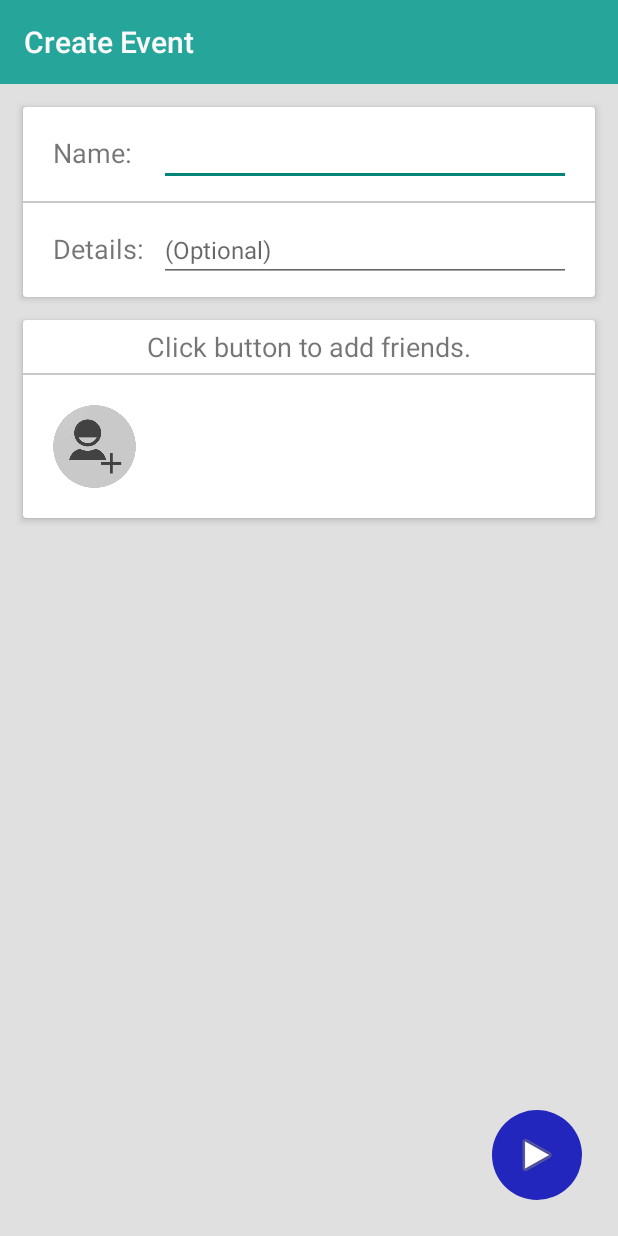
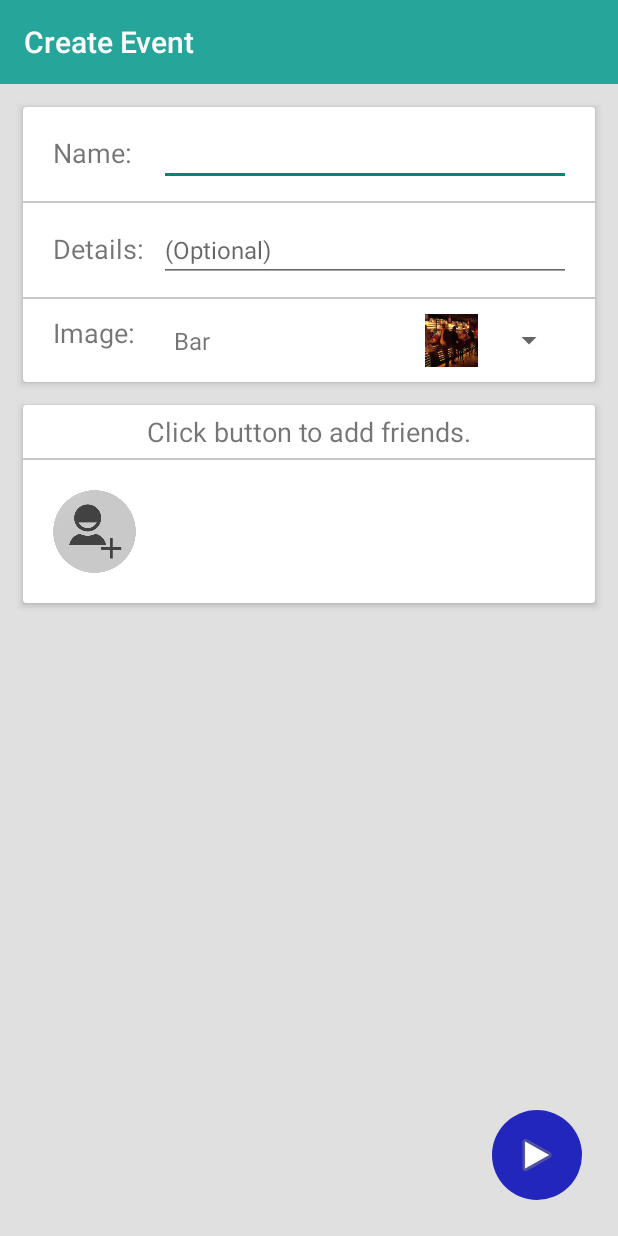
Before and after one commit to austinodell/Planit, an Android app: the AddFriends screen opened directly, with no data from a screen before it, on a phone screen of 412 x 824 dp. Run offline under Robolectric (Android 15) with nearby library versions, the phone set to English and light mode, and no system bars; libraries missing offline, so code that uses them is left out: com.facebook, com.facebook.model, com.nostra13.universalimageloader, com.parse, com.parse.entity; 7 statements that could not run were skipped.

Commit message:
New Feature: Choose Photo or Upload Photo
Photo upload works for photos stored in google plus account right now
only.

```diff
--- a/app/build.gradle
+++ b/app/build.gradle
@@ -29,5 +29,6 @@ dependencies {
     compile fileTree(dir: 'libs', include: 'Parse-1.8.2.jar')
     compile project(':Parse-1.8.2')
     compile files('src/main/libs/universal-image-loader-1.9.3.jar')
+    compile files('src/main/libs/httpcore-4.4.jar')
     compile 'com.google.android.gms:play-services:6.5.87'
 }
--- a/app/src/main/java/edu/villanvoa/together/AddFriends.java
+++ b/app/src/main/java/edu/villanvoa/together/AddFriends.java
@@ -1,11 +1,19 @@
 package edu.villanvoa.together;
 
+import android.app.Activity;
 import android.app.AlertDialog;
+import android.app.ProgressDialog;
 import android.content.Context;
 import android.content.DialogInterface;
 import android.content.Intent;
+import android.content.res.Resources;
+import android.database.Cursor;
 import android.graphics.Bitmap;
 import android.graphics.BitmapFactory;
+import android.graphics.drawable.BitmapDrawable;
+import android.net.Uri;
+import android.os.Environment;
+import android.provider.MediaStore;
 import android.support.v4.app.Fragment;
 import android.support.v4.app.FragmentActivity;
 import android.support.v7.app.ActionBar;
@@ -21,6 +29,8 @@ import android.view.MenuInflater;
 import android.view.MenuItem;
 import android.view.View;
 import android.view.ViewGroup;
+import android.widget.AdapterView;
+import android.widget.ArrayAdapter;
 import android.widget.Button;
 import android.widget.EditText;
 import android.widget.FrameLayout;
@@ -28,6 +38,8 @@ import android.widget.GridView;
 import android.widget.ImageButton;
 import android.widget.ImageView;
 import android.widget.LinearLayout;
+import android.widget.Spinner;
+import android.widget.SpinnerAdapter;
 import android.widget.TextView;
 import android.widget.Toast;
 
@@ -37,13 +49,45 @@ import com.facebook.SessionState;
 import com.facebook.UiLifecycleHelper;
 import com.facebook.model.GraphUser;
 
+import java.io.BufferedInputStream;
+import java.io.ByteArrayOutputStream;
+import java.io.File;
+import java.io.FileInputStream;
+import java.io.FileNotFoundException;
+import java.io.FileOutputStream;
+import java.io.IOException;
+import java.io.InputStream;
+import java.io.OutputStream;
+import java.io.UnsupportedEncodingException;
+import java.net.HttpURLConnection;
+import java.net.MalformedURLException;
+import java.net.ProtocolException;
+import java.net.URI;
+import java.net.URISyntaxException;
+import java.net.URL;
+import java.net.URLDecoder;
 import java.util.ArrayList;
 import java.util.Collection;
 import java.util.List;
+import java.util.zip.Inflater;
 
 import com.nostra13.universalimageloader.core.DisplayImageOptions;
 import com.nostra13.universalimageloader.core.ImageLoader;
 import com.nostra13.universalimageloader.core.ImageLoaderConfiguration;
+import com.parse.entity.mime.MultipartEntity;
+import com.parse.entity.mime.content.ContentBody;
+import com.parse.entity.mime.content.FileBody;
+
+import org.apache.http.HttpEntity;
+import org.apache.http.HttpResponse;
+import org.apache.http.client.HttpClient;
+import org.apache.http.client.methods.HttpPost;
+import org.apache.http.client.methods.HttpPut;
+import org.apache.http.entity.InputStreamEntity;
+import org.apache.http.entity.StringEntity;
+import org.apache.http.impl.client.DefaultHttpClient;
+import org.json.JSONException;
+import org.json.JSONObject;
 
 public class AddFriends extends ToolbarActivity {
 
@@ -60,18 +104,33 @@ public class AddFriends extends ToolbarActivity {
     private EditText event_details;
     private TextView addUserHint;
 
+    private String imgNameOnServer;
+    private int imgResource;
+    private boolean imgLocal = true;
+    private LayoutInflater inflator;
+    private View lastSpinnerItemView;
+    private ImageLib imgLib;
+
     private String hint = "Click button to add friends.";
 
     private Friend hintFriend;
+
+    private Context mContext;
 
     private GridView gridView;
     private View btnView;
     private FriendsGridAdapter friendsGridAdapter;
 
+    private Spinner imageSpinner;
+    private ImageView eventImage;
+
     private SquareImageButton addUserBtn;
 
     private ArrayList<Friend> friendsList;
 
+    private static final int RESULT_LOAD_IMAGE = 2;
+    private static final int REQUEST_CAMERA = 3;
+    private static final int SELECT_FILE = 4;
     private static final int PICK_FRIENDS_ACTIVITY = 1;
     private UiLifecycleHelper lifecycleHelper;
     boolean pickFriendsWhenSessionOpened;
@@ -99,7 +158,9 @@ public class AddFriends extends ToolbarActivity {
 
         ensureOpenSession();
 
-        ImageLib imgLib = new ImageLib(this);
+        mContext = this;
+
+        imgLib = new ImageLib(this);
 
         event_name = (EditText) findViewById(R.id.event_name_et);
         event_details = (EditText) findViewById(R.id.event_details_et);
@@ -134,6 +195,205 @@ public class AddFriends extends ToolbarActivity {
                 nextStep();
             }
         });
+
+        imageSpinner = (Spinner) findViewById(R.id.event_image_spinner);
+
+        inflator = LayoutInflater.from(this);
+
+        //ArrayAdapter<CharSequence> spinnerAdapter = ArrayAdapter.createFromResource(this,R.array.new_event_spinner,android.R.layout.simple_spinner_dropdown_item);
+        final ArrayList<String> spinnerOptions = new ArrayList<String>();
+        spinnerOptions.add("Bar");
+        spinnerOptions.add("Basketball");
+        spinnerOptions.add("Bowl");
+        spinnerOptions.add("Club");
+        spinnerOptions.add("Concert");
+        spinnerOptions.add("Dinner");
+        spinnerOptions.add("Movie");
+        spinnerOptions.add("Picnic");
+        spinnerOptions.add("Roadtrip");
+        spinnerOptions.add("Shop");
+        spinnerOptions.add("Ski");
+        spinnerOptions.add("Smores");
+        ImageSpinnerAdapter spinnerAdapter = new ImageSpinnerAdapter(mContext,spinnerOptions,setupLastItemInSpinnerIfNotSetup());
+        imageSpinner.setAdapter(spinnerAdapter);
+
+        imageSpinner.setOnItemSelectedListener(new AdapterView.OnItemSelectedListener() {
+            @Override
+            public void onItemSelected(AdapterView<?> parent, View view, int position, long id) {
+                if(position == spinnerOptions.size()) {
+                    selectImage();
+                } else {
+                    imgLocal = true;
+                    TextView tv = (TextView) imageSpinner.getSelectedView().findViewById(R.id.spinner_item_tv);
+                    imgResource = imgLib.getResId(tv.getText().toString());
+                }
+            }
+
+            @Override
+            public void onNothingSelected(AdapterView<?> parent) {
+
+            }
+        });
+    }
+
+    // Launches custom photo chooser
+    public void pickPhoto() {
+        Intent i = new Intent(
+                Intent.ACTION_PICK, android.provider.MediaStore.Images.Media.EXTERNAL_CONTENT_URI);
+
+        startActivityForResult(i, RESULT_LOAD_IMAGE);
+    }
+
+    private void selectImage() {
+        final CharSequence[] items = { "Take Photo", "Choose from Library",
+                "Cancel" };
+
+        AlertDialog.Builder builder = new AlertDialog.Builder(this);
+        builder.setTitle("Add Photo!");
+        builder.setItems(items, new DialogInterface.OnClickListener() {
+            @Override
+            public void onClick(DialogInterface dialog, int item) {
+                if (items[item].equals("Take Photo")) {
+                    Intent intent = new Intent(MediaStore.ACTION_IMAGE_CAPTURE);
+                    File f = new File(android.os.Environment
+                            .getExternalStorageDirectory(), "temp.jpg");
+                    intent.putExtra(MediaStore.EXTRA_OUTPUT, Uri.fromFile(f));
+                    startActivityForResult(intent, REQUEST_CAMERA);
+                } else if (items[item].equals("Choose from Library")) {
+                    Intent intent = new Intent(
+                            Intent.ACTION_PICK,
+                            android.provider.MediaStore.Images.Media.EXTERNAL_CONTENT_URI);
+                    intent.setType("image/*");
+                    startActivityForResult(
+                            Intent.createChooser(intent, "Select File"),
+                            SELECT_FILE);
+                } else if (items[item].equals("Cancel")) {
+                    dialog.dismiss();
+                }
+            }
+        });
+        builder.show();
+    }
+
+    public void uploadPhoto(final URI imageUri) throws InterruptedException {
+        Log.i(TAG,"uploadPhoto called");
+
+        Thread upload_http = new Thread() {
+            @Override
+            public void run() {
+                URL url = null;
+                String url_dl_string = "http://planit.austinodell.com/upload_dl.php";
+                String url_ul_string = "http://planit.austinodell.com/upload.php";
+                String location = imageUri.toString();
+                String response_val = null;
+
+                if(location.startsWith("content://com.google.android.apps.photos.content")) {
+                    String dl_url = null;
+                    String dl_url_decoded = null;
+                    try {
+                        dl_url = location.split("/0/")[1];
+                        dl_url_decoded = URLDecoder.decode(dl_url, "UTF-8");
+                    } catch (UnsupportedEncodingException e) {
+                        e.printStackTrace();
+                    }
+                    Log.i(TAG,"Download URL: " + dl_url_decoded);
+
+                    try {
+                        url = new URL(url_dl_string);
+                    } catch (MalformedURLException e) {
+                        e.printStackTrace();
+                    }
+
+                    Log.i(TAG,"Connecting to host " + url.getHost() + " on port " + String.valueOf(url.getPort()));
+                    HttpURLConnection conn = null;
+                    try {
+                        conn = (HttpURLConnection) url.openConnection();
+                    } catch (MalformedURLException e) {
+                        Toast.makeText(getApplicationContext(),"URL is invalid!",Toast.LENGTH_SHORT).show();
+                        e.printStackTrace();
+                    } catch (IOException e) {
+                        e.printStackTrace();
+                    }
+
+                    try {
+                        conn.setRequestMethod("POST");          // note default method is GET
+                    } catch (ProtocolException e) {
+                        e.printStackTrace();
+                    }
+
+                    String params = "user=aodell&url=" + dl_url;
+
+                    conn.setDoOutput(true);                 // required for POST method to upload data
+                    conn.setFixedLengthStreamingMode(params.length());
+
+                    try {
+                        try {
+                            Log.i(TAG,"opening output stream");
+                            OutputStream os = conn.getOutputStream();
+                            os.write(params.getBytes());
+                            os.close();
+                            Log.i(TAG,"opening input stream");
+                            InputStream is = new BufferedInputStream(conn.getInputStream());
+                            byte[] contents = new byte[1024];
+                            int bytesRead = 0;
+                            while ((bytesRead = is.read(contents)) != -1) {
+                                response_val = new String(contents, 0, bytesRead);
+                            }
+                            Log.i(TAG,"Response: " + response_val);
+                            imgNameOnServer = response_val;
+                        } finally {
+                            conn.disconnect();
+                        }
+                    } catch (IOException e) {
+                        e.printStackTrace();
+                    }
+
+                    imgLocal = false;
+                }
+
+                Log.i(TAG,"Uri: " + imageUri.toString());
+
+                /*File file = new File(imageUri.getPath());
+                try {
+                    HttpClient httpclient = new DefaultHttpClient();
+
+                    HttpPost httppost = new HttpPost(url);
+
+                    InputStreamEntity reqEntity = new InputStreamEntity(new FileInputStream(file), -1);
+                    reqEntity.setContentType("binary/octet-stream");
+                    reqEntity.setChunked(true); // Send in multiple parts if needed
+                    httppost.setEntity(reqEntity);
+                    HttpResponse response = httpclient.execute(httppost);
+                    Toast.makeText(mContext,response.toString(),Toast.LENGTH_SHORT).show();
+
+                } catch (Exception e) {
+                    Log.e(TAG,"Error uploading file!");
+                    e.printStackTrace();
+                }*/
+            }
+        };
+
+        upload_http.start();
+        upload_http.join();
+
+        updateLastSpinnerItemImg(imgNameOnServer);
+    }
+
+    private View setupLastItemInSpinnerIfNotSetup() {
+        if(lastSpinnerItemView == null) {
+            lastSpinnerItemView = inflator.inflate(R.layout.choose_image_spinner_item, null);
+            TextView name = (TextView) lastSpinnerItemView.findViewById(R.id.spinner_item_tv);
+            ImageView picture = (ImageView) lastSpinnerItemView.findViewById(R.id.spinner_item_img);
+
+            name.setText("Choose Picture");
+        }
+
+        return lastSpinnerItemView;
+    }
+
+    private void updateLastSpinnerItemImg(String imgUrl) {
+        String url = "http://planit.austinodell.com/img/" + imgUrl;
+        imgLib.imageLoader.displayImage(url, (ImageView) lastSpinnerItemView.findViewById(R.id.spinner_item_img),imgLib.imageOptions);
     }
 
     private void nextStep() {
@@ -141,6 +401,12 @@ public class AddFriends extends ToolbarActivity {
         pickDateIntent.putExtra("EventDetails",event_details.getText());
         pickDateIntent.putExtra("FriendsNames", friendsNames);
         pickDateIntent.putExtra("FriendsIds", friendsIds);
+        pickDateIntent.putExtra("EventImageLocal",imgLocal);
+        if(imgLocal) {
+            pickDateIntent.putExtra("EventImageSrc", imgResource);
+        } else {
+            pickDateIntent.putExtra("EventImageSrc", imgNameOnServer);
+        }
 
         Log.i(TAG,"EventTitle: " + event_name.getText());
         Log.i(TAG,"EventDetails: " + event_details.getText());
@@ -181,10 +447,69 @@ public class AddFriends extends ToolbarActivity {
             case PICK_FRIENDS_ACTIVITY:
                 displaySelectedFriends(resultCode);
                 break;
+            case REQUEST_CAMERA:
+                File f = new File(Environment.getExternalStorageDirectory().toString());
+                for (File temp : f.listFiles()) {
+                    if (temp.getName().equals("temp.jpg")) {
+                        f = temp;
+                        break;
+                    }
+                }
+                break;
+            case SELECT_FILE:
+                Uri selectedImageUri = data.getData();
+                URI selectedImageJavaUri = null;
+                try {
+                    selectedImageJavaUri = new URI(selectedImageUri.toString());
+                    Log.i(TAG,"Created URI from Uri");
+                } catch (URISyntaxException e) {
+                    e.printStackTrace();
+                }
+                try {
+                    uploadPhoto(selectedImageJavaUri);
+                } catch (InterruptedException e) {
+                    e.printStackTrace();
+                }
+                break;
+            case RESULT_LOAD_IMAGE:
+                Log.i(TAG,"RESULT_LOAD_IMAGE started");
+                if (resultCode == RESULT_OK && null != data) {
+                    Log.i(TAG,"RESULT_LOAD_IMAGE if passed");
+                    Uri selectedImage = data.getData();
+                    String[] filePathColumn = {MediaStore.Images.Media.DATA};
+
+                    Cursor cursor = getContentResolver().query(selectedImage,
+                            filePathColumn, null, null, null);
+                    cursor.moveToFirst();
+
+                    //int columnIndex = cursor.getColumnIndex(filePathColumn[0]);
+                    int columnIndex = 0;
+                    String picturePath = cursor.getString(columnIndex);
+
+                    for(int counter = 0; counter < cursor.getColumnCount(); counter++) {
+                        Log.i(TAG,"RESULT_LOAD_IMAGE column="+cursor.getColumnName(counter)+" value="+cursor.getString(counter));
+                    }
+
+                    cursor.close();
+
+                    // String picturePath contains the path of selected Image
+
+                    Log.i(TAG,"RESULT_LOAD_IMAGE path: " + picturePath);
+                    //uploadPhoto(picturePath);
+                }
+                break;
             default:
                 Session.getActiveSession().onActivityResult(this, requestCode, resultCode, data);
                 break;
         }
+    }
+
+    public String getPath(Uri uri, Activity activity) {
+        String[] projection = { MediaStore.MediaColumns.DATA };
+        Cursor cursor = activity.managedQuery(uri, projection, null, null, null);
+        int column_index = cursor.getColumnIndexOrThrow(MediaStore.MediaColumns.DATA);
+        cursor.moveToFirst();
+        return cursor.getString(column_index);
     }
 
     private boolean ensureOpenSession() {
--- a/app/src/main/java/edu/villanvoa/together/ImageLib.java
+++ b/app/src/main/java/edu/villanvoa/together/ImageLib.java
@@ -16,8 +16,11 @@ public class ImageLib {
     static public DisplayImageOptions imageOptions = null;
     static public ImageLoaderConfiguration imageConfig = null;
 
+    private Context mContext;
+
     public ImageLib(Context mContext) {
         setupIfNeeded(mContext);
+        this.mContext = mContext;
     }
 
     public void setupIfNeeded(Context mContext) {
@@ -35,4 +38,10 @@ public class ImageLib {
                     .build();
         }
     }
+
+    public int getResId(String name) {
+        int resid = mContext.getResources().getIdentifier(name.toLowerCase(), "drawable", mContext.getPackageName());
+
+        return resid;
+    }
 }
--- /dev/null
+++ b/app/src/main/java/edu/villanvoa/together/ImageSpinnerAdapter.java
@@ -0,0 +1,76 @@
+package edu.villanvoa.together;
+
+import android.content.Context;
+import android.content.res.Resources;
+import android.view.LayoutInflater;
+import android.view.View;
+import android.view.ViewGroup;
+import android.widget.BaseAdapter;
+import android.widget.ImageView;
+import android.widget.TextView;
+import android.widget.Toast;
+
+import java.util.ArrayList;
+
+/**
+ * Created by aodell on 3/17/15.
+ */
+public class ImageSpinnerAdapter extends BaseAdapter {
+
+    LayoutInflater inflator;
+    ArrayList<String> mList;
+    private Context mContext;
+    private View lastItem;
+
+    public ImageSpinnerAdapter(Context context, ArrayList<String> list,View lastItem)
+    {
+        mContext = context;
+        inflator = LayoutInflater.from(context);
+        mList=list;
+        this.lastItem = lastItem;
+    }
+
+    @Override
+    public int getCount()
+    {
+        return mList.size() + 1;
+    }
+
+    @Override
+    public Object getItem(int position)
+    {
+        return mList.get(position);
+    }
+
+    @Override
+    public long getItemId(int position)
+    {
+        return 0;
+    }
+
+    @Override
+    public View getView(int position, View view, ViewGroup parent)
+    {
+        View v = view;
+
+        if(position < mList.size()) {
+            ImageView picture;
+            TextView name;
+
+            v = inflator.inflate(R.layout.choose_image_spinner_item, null);
+            name = (TextView) v.findViewById(R.id.spinner_item_tv);
+            picture = (ImageView) v.findViewById(R.id.spinner_item_img);
+
+            String title = mList.get(position);
+            int resid = mContext.getResources().getIdentifier(title.toLowerCase(), "drawable", mContext.getPackageName());
+
+            name.setText(title);
+            picture.setImageResource(resid);
+        } else {
+            v = lastItem;
+        }
+
+        return v;
+    }
+
+}
--- a/app/src/main/res/layout/activity_add_friends.xml
+++ b/app/src/main/res/layout/activity_add_friends.xml
@@ -83,6 +83,34 @@
 
                 </TableRow>
 
+                <include
+                    layout="@layout/horizontal_line"
+                    android:layout_height="1dp"
+                    android:layout_width="fill_parent" />
+
+                <TableRow
+                    android:layout_width="fill_parent"
+                    android:layout_height="wrap_content"
+                    android:paddingLeft="20sp"
+                    android:paddingRight="20sp"
+                    android:paddingTop="10sp"
+                    android:paddingBottom="10sp">
+
+                    <TextView
+                        android:text="Image:"
+                        android:textSize="18sp"
+                        android:paddingRight="10sp"
+                        android:layout_width="wrap_content"
+                        android:layout_height="wrap_content" />
+
+                    <Spinner
+                        android:id="@+id/event_image_spinner"
+                        android:layout_width="fill_parent"
+                        android:layout_height="wrap_content"
+                        android:layout_weight="1" />
+
+                </TableRow>
+
             </TableLayout>
 
         </android.support.v7.widget.CardView>
--- /dev/null
+++ b/app/src/main/res/layout/choose_image_spinner_item.xml
@@ -0,0 +1,23 @@
+<?xml version="1.0" encoding="utf-8"?>
+<LinearLayout xmlns:android="http://schemas.android.com/apk/res/android"
+    android:orientation="horizontal" android:layout_width="match_parent"
+    android:layout_height="35dp"
+    android:paddingLeft="10dp"
+    android:paddingRight="10dp">
+
+    <TextView
+        android:id="@+id/spinner_item_tv"
+        android:text="Sample Text"
+        android:layout_width="wrap_content"
+        android:layout_height="wrap_content"
+        android:layout_gravity="center_vertical"
+        android:textSize="16sp"
+        android:layout_weight="1" />
+
+    <ImageView
+        android:id="@+id/spinner_item_img"
+        android:layout_width="35dp"
+        android:layout_height="35dp"
+        android:scaleType="centerCrop" />
+
+</LinearLayout>
--- a/app/src/main/res/values/strings.xml
+++ b/app/src/main/res/values/strings.xml
@@ -26,4 +26,18 @@
     <string name="title_activity_new_idea">NewIdea</string>
     <string name="title_activity_view_event">ViewEvent</string>
 
+    <string-array name="new_event_spinner">
+        <item>Bar</item>
+        <item>Basketball</item>
+        <item>Bowl</item>
+        <item>Club</item>
+        <item>Concert</item>
+        <item>Dinner</item>
+        <item>Movie</item>
+        <item>Picnic</item>
+        <item>Roadtrip</item>
+        <item>Shop</item>
+        <item>Ski</item>
+        <item>Smores</item>
+    </string-array>
 </resources>
```
Also changed, not shown: app/src/main/java/edu/villanvoa/together/PickDateActivity.java (+16 -3 lines), app/src/main/java/edu/villanvoa/together/ViewEvent.java (+22 -3 lines), app/src/main/libs/httpcore-4.4.jar (added), 1 other file.
